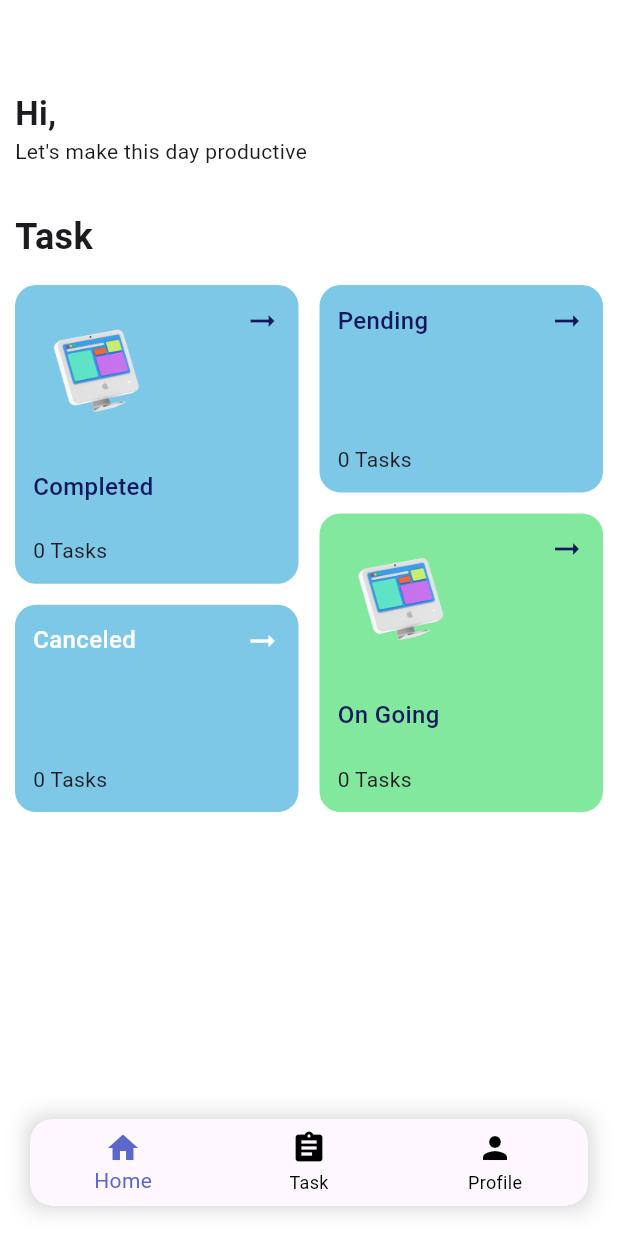
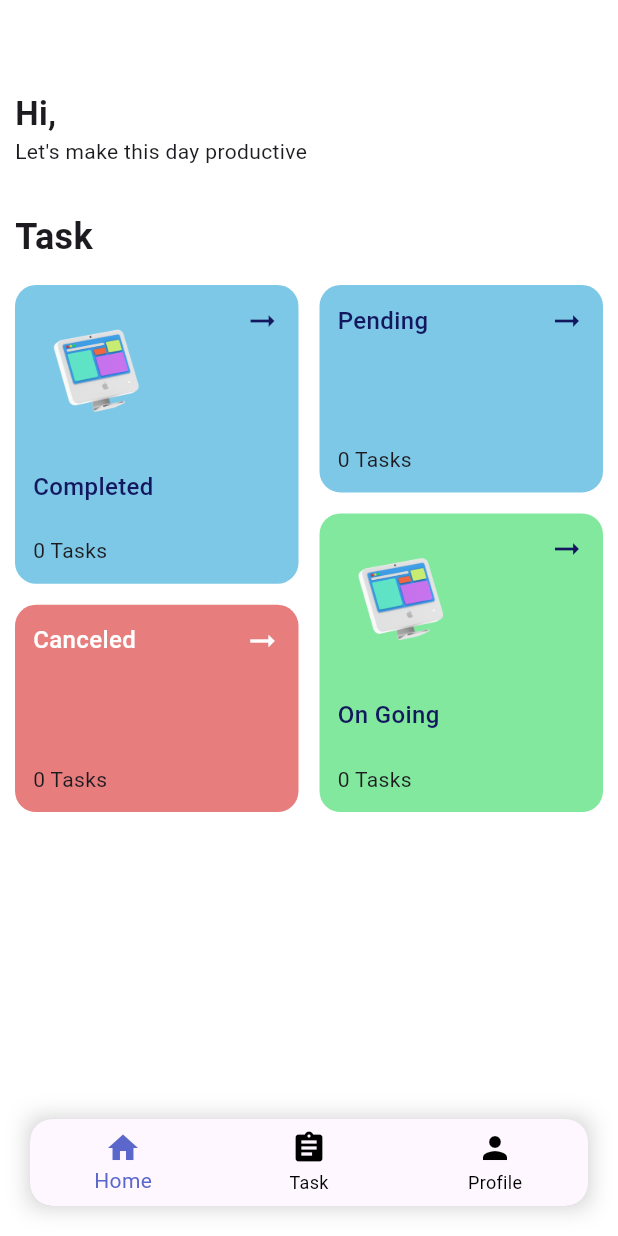
Before and after one commit to khairul-rasyid/UAS-PPB-Kelompok1-TaskManager, a Flutter app: the screen it shows once a user with an empty profile is signed in, on a phone screen of 412 x 824 dp. Run offline on Flutter 3.47's test engine with Material 3 defaults, Android fonts, the light colour scheme and no system bars; our stand-ins replace awesome_notifications, cloud_firestore, firebase_auth, firebase_core, get, google_sign_in and 1 more; accounts and stored records are empty.

Commit message:
removed old code in homepage

```diff
--- a/lib/main.dart
+++ b/lib/main.dart
@@ -192,7 +192,7 @@ class HomePage extends StatelessWidget {
                   ),
                   StreamBuilder<int>(
                     stream: Database.getTaskCountByStatusStream(
-                        userUid: user.uid, status: "completed"),
+                        userUid: user.uid, status: "pending"),
                     builder: (context, snapshot) {
                       if (snapshot.hasData) {
                         final count = snapshot.data!;
@@ -222,20 +222,9 @@ class HomePage extends StatelessWidget {
                           ));
                     },
                   ),
-                  // StaggeredGridTile.count(
-                  //     crossAxisCellCount: 4,
-                  //     mainAxisCellCount: 3,
-                  //     child: TaskCardNew(
-                  //       userUid: user.uid,
-                  //       iconData: Icons.access_time,
-                  //       cardName: "Pending",
-                  //       numberOfTasks: "86 Tasks",
-                  //       backgroundColor: const Color(0xFF7D88E7),
-                  //       textColor: Colors.white,
-                  //     )),
                   StreamBuilder<int>(
                     stream: Database.getTaskCountByStatusStream(
-                        userUid: user.uid, status: "completed"),
+                        userUid: user.uid, status: "on going"),
                     builder: (context, snapshot) {
                       if (snapshot.hasData) {
                         final count = snapshot.data!;
@@ -267,20 +256,9 @@ class HomePage extends StatelessWidget {
                           ));
                     },
                   ),
-                  // StaggeredGridTile.count(
-                  //     crossAxisCellCount: 4,
-                  //     mainAxisCellCount: 4.2,
-                  //     child: TaskCardNew(
-                  //       userUid: user.uid,
-                  //       cardName: "On Going",
-                  //       numberOfTasks: "86 Tasks",
-                  //       backgroundColor: const Color(0xFF81E89E),
-                  //       textColor: const Color(0xFF12175E),
-                  //       imgSrc: "assets/images/folder-1.png",
-                  //     )),
                   StreamBuilder<int>(
                     stream: Database.getTaskCountByStatusStream(
-                        userUid: user.uid, status: "completed"),
+                        userUid: user.uid, status: "canceled"),
                     builder: (context, snapshot) {
                       if (snapshot.hasData) {
                         final count = snapshot.data!;
@@ -292,7 +270,7 @@ class HomePage extends StatelessWidget {
                               userUid: user.uid,
                               cardName: "Canceled",
                               numberOfTasks: "$count Tasks",
-                              backgroundColor: const Color(0xFF7DC8E7),
+                              backgroundColor: const Color(0xFFE77D7D),
                               textColor: Colors.white,
                             ));
                       } else if (snapshot.hasError) {
```
